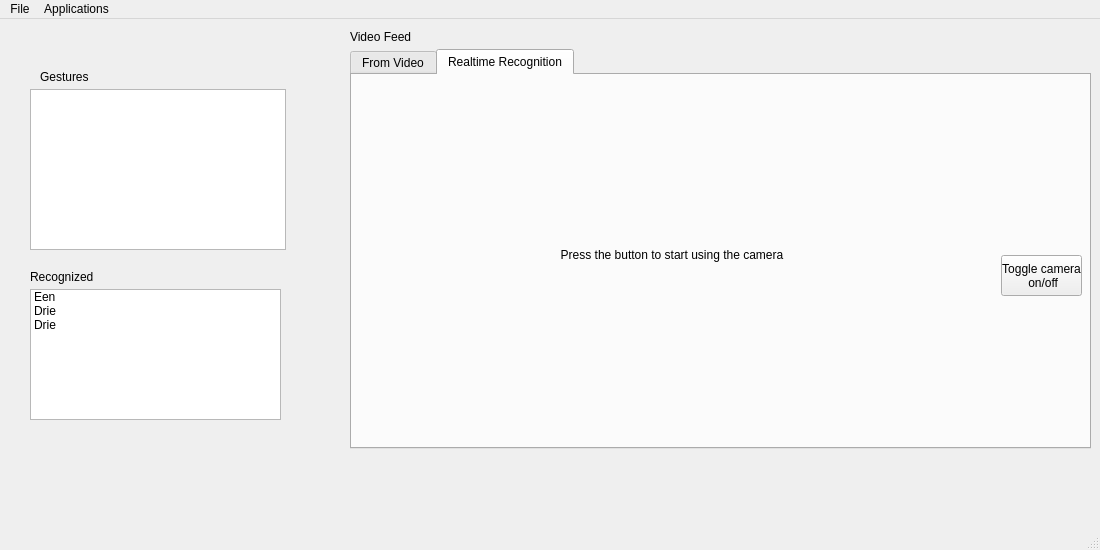
The window that src/GUI/mainwindow.ui (SpeedyCodes/HMM-GestureRecognition) describes before a commit, drawn with Qt 5.
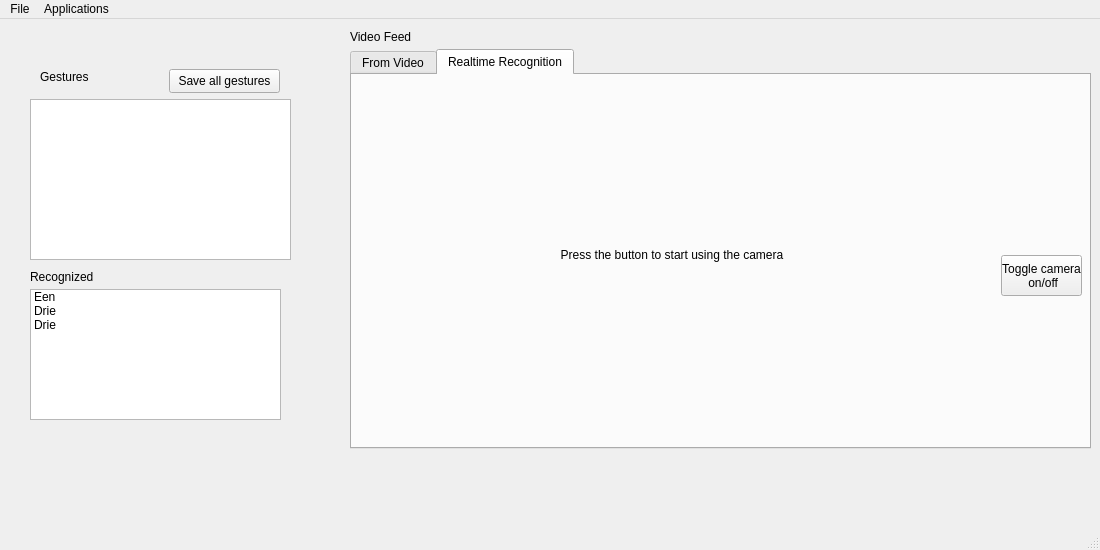
The same window after the commit.

Commit message: untested reading&writing gestureLibrary, awaiting autoTrain fix for proper testing

The edit to the form file:
```diff
--- a/src/GUI/mainwindow.ui
+++ b/src/GUI/mainwindow.ui
@@ -27,16 +27,6 @@
      <string>Gestures</string>
     </property>
    </widget>
-   <widget class="QListWidget" name="availableGestureListWidget">
-    <property name="geometry">
-     <rect>
-      <x>30</x>
-      <y>70</y>
-      <width>256</width>
-      <height>161</height>
-     </rect>
-    </property>
-   </widget>
    <widget class="QLabel" name="label_2">
     <property name="geometry">
      <rect>
@@ -157,6 +147,29 @@
      </property>
     </item>
    </widget>
+   <widget class="QListView" name="listView">
+    <property name="geometry">
+     <rect>
+      <x>30</x>
+      <y>80</y>
+      <width>261</width>
+      <height>161</height>
+     </rect>
+    </property>
+   </widget>
+   <widget class="QPushButton" name="saveGesturesButton">
+    <property name="geometry">
+     <rect>
+      <x>169</x>
+      <y>50</y>
+      <width>111</width>
+      <height>24</height>
+     </rect>
+    </property>
+    <property name="text">
+     <string>Save all gestures</string>
+    </property>
+   </widget>
   </widget>
   <widget class="QMenuBar" name="menuBar">
    <property name="geometry">
```
The commit also changes 8 other files.
